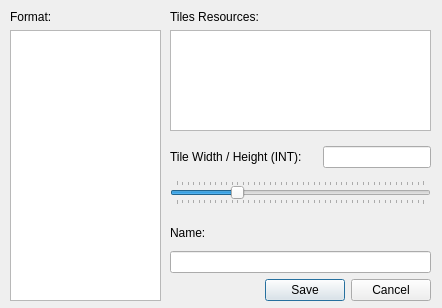
Qt form UI/newtm.ui (mratmartinez/Mapuche) before a commit.
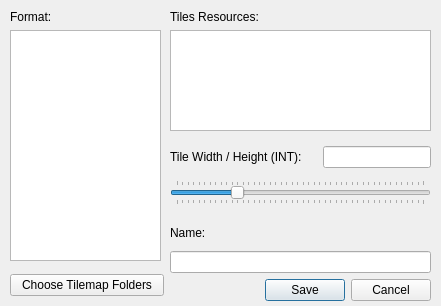
The same form after that commit.

What changed in the file:
```diff
--- a/UI/newtm.ui
+++ b/UI/newtm.ui
@@ -9,8 +9,8 @@
    <rect>
     <x>0</x>
     <y>0</y>
-    <width>442</width>
-    <height>308</height>
+    <width>441</width>
+    <height>306</height>
    </rect>
   </property>
   <property name="windowTitle">
@@ -22,7 +22,7 @@
      <x>10</x>
      <y>10</y>
      <width>151</width>
-     <height>291</height>
+     <height>251</height>
     </rect>
    </property>
    <layout class="QVBoxLayout" name="verticalLayout">
@@ -164,6 +164,25 @@
     </item>
    </layout>
   </widget>
+  <widget class="QWidget" name="verticalLayoutWidget_5">
+   <property name="geometry">
+    <rect>
+     <x>10</x>
+     <y>270</y>
+     <width>154</width>
+     <height>31</height>
+    </rect>
+   </property>
+   <layout class="QVBoxLayout" name="verticalLayout_4">
+    <item>
+     <widget class="QPushButton" name="chooseBtn">
+      <property name="text">
+       <string>Choose Tilemap Folders</string>
+      </property>
+     </widget>
+    </item>
+   </layout>
+  </widget>
  </widget>
  <resources/>
  <connections/>
```
